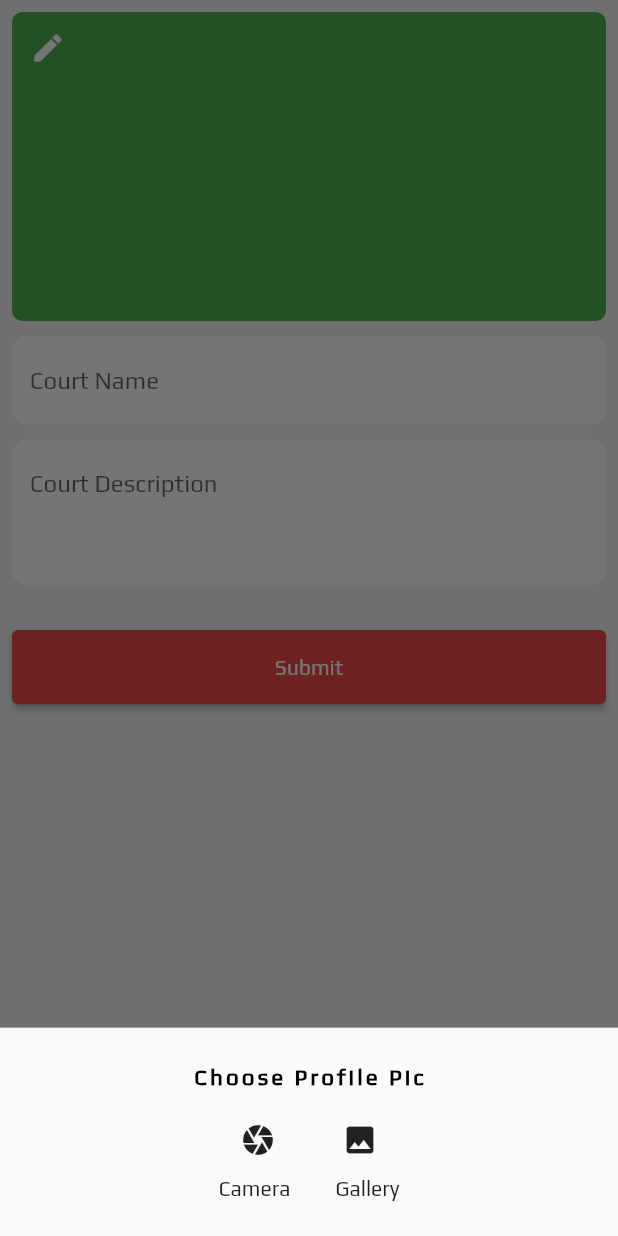
After one commit to muhammednasrudheencn/Dream_Sports_Manual, a Flutter app: the screen it shows after launch, after a tap on "Continue", after a tap on the "edit" icon, on a phone screen of 412 x 824 dp. The commit adds this screen. Run offline on Flutter 3.47's test engine with Material 2 defaults, Android fonts, the phone set to English and light mode, and no system bars; our stand-ins replace firebase_auth, firebase_core, image_picker, intl_phone_field, pinput; accounts and stored records are empty.

Commit message:
second day

```diff
--- a/lib/screens/home/screen_home.dart
+++ /dev/null
@@ -1,13 +0,0 @@
-import 'package:dream_sports_turf_owner/constants/colors.dart';
-import 'package:flutter/material.dart';
-
-class HomeScreen extends StatelessWidget {
-  const HomeScreen({super.key});
-
-  @override
-  Widget build(BuildContext context) {
-    return const Scaffold(
-      backgroundColor: homecolor,
-    );
-  }
-}
--- /dev/null
+++ b/lib/screens/home/screen_turf_add.dart
@@ -0,0 +1,163 @@
+import 'package:dream_sports_turf_owner/constants/colors.dart';
+import 'package:dream_sports_turf_owner/widgets/const_widget.dart';
+import 'package:image_picker/image_picker.dart';
+import 'package:flutter/material.dart';
+
+class TurfAddingScreen extends StatelessWidget {
+  const TurfAddingScreen({Key? key}) : super(key: key);
+
+  @override
+  Widget build(BuildContext context) {
+    final mediaquery = MediaQuery.of(context).size;
+    return Scaffold(
+      backgroundColor: const Color.fromARGB(255, 243, 242, 242),
+      body: SafeArea(
+        child: Padding(
+          padding: const EdgeInsets.all(8.0),
+          child: Column(
+            children: [
+              Stack(children: [
+                Container(
+                  width: mediaquery.width,
+                  height: mediaquery.height * 0.25,
+                  decoration: const BoxDecoration(
+                    color: Colors.green,
+                    borderRadius: BorderRadius.all(Radius.circular(7)),
+                  ),
+                ),
+                IconButton(
+                  onPressed: () {
+                    showModalBottomSheet(
+                      context: context,
+                      builder: (context) =>
+                          imgbottom(height: mediaquery.height * 0.12),
+                    );
+                  },
+                  icon: const Icon(
+                    Icons.edit,
+                    color: whiteback,
+                  ),
+                )
+              ]),
+              const SizedBox(height: 10), // Add appropriate spacing
+              TextFormField(
+                decoration: const InputDecoration(
+                  filled: true,
+                  fillColor: whiteback,
+                  enabledBorder: OutlineInputBorder(
+                    borderSide: BorderSide(color: whiteback),
+                    borderRadius: BorderRadius.all(Radius.circular(10)),
+                  ),
+                  focusedBorder: OutlineInputBorder(
+                    borderSide: BorderSide(color: homecolor),
+                    borderRadius: BorderRadius.all(Radius.circular(10)),
+                  ),
+                  hintText: 'Court Name',
+                ),
+                //controller: controller,
+                validator: (value) {
+                  if (value == null || value.isEmpty) {
+                    return 'Please Enter Court Name';
+                  } else {
+                    return null;
+                  }
+                },
+              ),
+              const SizedBox(height: 10), // Add appropriate spacing
+              TextFormField(
+                minLines: 3,
+                maxLines: 5,
+                decoration: const InputDecoration(
+                  filled: true,
+                  fillColor: whiteback,
+                  enabledBorder: OutlineInputBorder(
+                    borderSide: BorderSide(color: whiteback),
+                    borderRadius: BorderRadius.all(Radius.circular(10)),
+                  ),
+                  focusedBorder: OutlineInputBorder(
+                    borderSide: BorderSide(color: homecolor),
+                    borderRadius: BorderRadius.all(Radius.circular(10)),
+                  ),
+                  hintText: 'Court Description', // Change the hint text
+                ),
+                //controller: controller,
+                validator: (value) {
+                  if (value == null || value.isEmpty) {
+                    return 'Please Enter Court Description'; // Update the validation message
+                  } else {
+                    return null;
+                  }
+                },
+              ),
+              const SizedBox(height: 30),
+              ElevatedButton(
+                onPressed: () async {
+                  // Handle the selected image from the camera here
+                },
+                style: ElevatedButton.styleFrom(
+                    backgroundColor: homecolor,
+                    fixedSize:
+                        Size(mediaquery.width, mediaquery.height * 0.06)),
+                child: const Text('Submit'),
+              )
+            ],
+          ),
+        ),
+      ),
+    );
+  }
+
+  getimage({required ImageSource sorce}) async {
+    final imagePicker = ImagePicker();
+    final pickedImage = await imagePicker.pickImage(source: sorce);
+  }
+
+  imgbottom({var width, var height}) {
+    return Padding(
+      padding: const EdgeInsets.all(.0),
+      child: Container(
+        width: width,
+        height: height,
+        margin: const EdgeInsets.all(20),
+        child: Column(
+          mainAxisAlignment: MainAxisAlignment.center,
+          children: <Widget>[
+            Row(
+              mainAxisAlignment: MainAxisAlignment.center,
+              children: [
+                fieldtext('Choose Profile Pic'),
+              ],
+            ),
+            const SizedBox(height: 10),
+            Row(
+              mainAxisAlignment: MainAxisAlignment.center,
+              children: <Widget>[
+                IconButton(
+                  onPressed: () {
+                    getimage(sorce: ImageSource.camera);
+                  },
+                  icon: const Icon(Icons.camera),
+                ),
+                const SizedBox(width: 20),
+                IconButton(
+                  onPressed: () {
+                    getimage(sorce: ImageSource.gallery);
+                  },
+                  icon: const Icon(Icons.image),
+                )
+              ],
+            ),
+            const Row(
+              mainAxisAlignment: MainAxisAlignment.center,
+              children: <Widget>[
+                Text('Camera'),
+                SizedBox(width: 30),
+                Text('Gallery'),
+              ],
+            )
+          ],
+        ),
+      ),
+    );
+  }
+}
--- a/lib/screens/registeration/screen_login.dart
+++ b/lib/screens/registeration/screen_login.dart
@@ -1,5 +1,5 @@
 import 'package:dream_sports_turf_owner/constants/colors.dart';
-import 'package:dream_sports_turf_owner/screens/home/screen_home.dart';
+import 'package:dream_sports_turf_owner/screens/home/screen_turf_add.dart';
 import 'package:dream_sports_turf_owner/widgets/const_widget.dart';
 import 'package:dream_sports_turf_owner/widgets/register_widget.dart';
 import 'package:flutter/material.dart';
@@ -54,8 +54,10 @@ class LoginScreen extends StatelessWidget {
                     fixedSize:
                         Size(mediaquery.width, mediaquery.height * 0.06)),
                 onPressed: () {
-                  Navigator.pushReplacement(context,
-                      MaterialPageRoute(builder: (ctx) => const HomeScreen()));
+                  Navigator.pushReplacement(
+                      context,
+                      MaterialPageRoute(
+                          builder: (ctx) => const TurfAddingScreen()));
                 },
                 child: const Text(
                   'Continue',
--- a/lib/screens/registeration/screen_register.dart
+++ b/lib/screens/registeration/screen_register.dart
@@ -1,5 +1,5 @@
 import 'package:dream_sports_turf_owner/constants/colors.dart';
-import 'package:dream_sports_turf_owner/screens/home/screen_home.dart';
+import 'package:dream_sports_turf_owner/screens/home/screen_turf_add.dart';
 import 'package:dream_sports_turf_owner/widgets/register_widget.dart';
 import 'package:flutter/material.dart';
 
@@ -14,6 +14,7 @@ class RegisterScreen extends StatelessWidget {
     TextEditingController courtnamecontroller = TextEditingController();
     TextEditingController locationcontroller = TextEditingController();
     TextEditingController discriptioncontroller = TextEditingController();
+    final formkey = GlobalKey<FormState>();
     final mediaquery = MediaQuery.of(context).size;
     return Scaffold(
       backgroundColor: const Color.fromARGB(255, 243, 242, 242),
@@ -22,27 +23,45 @@ class RegisterScreen extends StatelessWidget {
         child: Padding(
           padding: const EdgeInsets.all(10.0),
           child: SingleChildScrollView(
+            child: Form(
+              key: formkey,
               child: Column(
                 children: [
                   Image(
                     image: const AssetImage(logo),
                     width: mediaquery.width * 0.6,
                   ),
-                textfield1(controller: usernamecontroller, hint: 'User Name'),
+                  textfield1(
+                      controller: usernamecontroller,
+                      hint: 'User Name',
+                      rtprint: 'Please Enter Your Name'),
                   sheight,
-                textfield1(controller: phonecontroller, hint: 'Phone'),
+                  textfield1(
+                      controller: phonecontroller,
+                      hint: 'Phone',
+                      rtprint: 'Please Enter Phone NUmber'),
                   sheight,
-                textfield1(controller: emailcontroller, hint: 'Email'),
+                  textfield1(
+                      controller: emailcontroller,
+                      hint: 'Email',
+                      rtprint: 'Please Enter Email'),
                   sheight,
-                textfield1(controller: courtnamecontroller, hint: 'Court Name'),
+                  textfield1(
+                      controller: courtnamecontroller,
+                      hint: 'Court Name',
+                      rtprint: 'Please Enter Court Name'),
                   sheight,
-                textfield1(controller: locationcontroller, hint: 'Location'),
+                  textfield1(
+                      controller: locationcontroller,
+                      hint: 'Location',
+                      rtprint: 'Please Enter Location'),
                   sheight,
                   textfielddiscription(
                       controller: discriptioncontroller,
                       hint: 'discription',
                       width: mediaquery.width,
-                    height: mediaquery.height * 0.20),
+                      height: mediaquery.height * 0.20,
+                      rtprint: 'Please Take Discription'),
                   const SizedBox(height: 20),
                   ElevatedButton(
                     style: ElevatedButton.styleFrom(
@@ -53,7 +72,7 @@ class RegisterScreen extends StatelessWidget {
                       Navigator.pushReplacement(
                           context,
                           MaterialPageRoute(
-                            builder: (ctx) => const HomeScreen()));
+                              builder: (ctx) => const TurfAddingScreen()));
                     },
                     child: const Text(
                       'Continue',
@@ -65,6 +84,7 @@ class RegisterScreen extends StatelessWidget {
               ),
             ),
           ),
+        ),
       )),
     );
   }
--- a/lib/widgets/const_widget.dart
+++ b/lib/widgets/const_widget.dart
@@ -1,3 +1,4 @@
+import 'package:dream_sports_turf_owner/constants/colors.dart';
 import 'package:flutter/material.dart';
 
 Widget fieldtext(String childtext) {
@@ -5,7 +6,10 @@ Widget fieldtext(String childtext) {
     alignment: Alignment.centerLeft,
     child: Text(childtext,
         style: const TextStyle(
-            fontWeight: FontWeight.bold, fontSize: 15, letterSpacing: 2)),
+            fontWeight: FontWeight.bold,
+            fontSize: 15,
+            letterSpacing: 2,
+            color: blackback)),
   );
 }
 
--- a/lib/widgets/register_widget.dart
+++ b/lib/widgets/register_widget.dart
@@ -5,8 +5,9 @@ Widget textfield1({
   required TextEditingController controller,
   Icon? preicon,
   required String? hint,
+  var rtprint,
 }) {
-  return TextField(
+  return TextFormField(
     decoration: InputDecoration(
         filled: true,
         fillColor: whiteback,
@@ -19,17 +20,27 @@ Widget textfield1({
         prefixIcon: preicon,
         hintText: hint),
     controller: controller,
+    validator: (value) {
+      if (value == null || value.isEmpty) {
+        return rtprint;
+      } else {
+        return null;
+      }
+    },
   );
 }
 
-Widget textfielddiscription({
-  required TextEditingController controller,
+Widget textfielddiscription(
+    {required TextEditingController controller,
     Icon? preicon,
     required String? hint,
     var width,
     var height,
-}) {
-  return TextField(
+    var rtprint,
+    GlobalKey? formkey}) {
+  return Form(
+    key: formkey,
+    child: TextFormField(
         minLines: 2,
         maxLines: 3,
         decoration: InputDecoration(
@@ -45,5 +56,12 @@ Widget textfielddiscription({
           hintText: hint,
         ),
         controller: controller,
+        validator: (value) {
+          if (value == null || value.isEmpty) {
+            return rtprint;
+          } else {
+            return null;
+          }
+        }),
   );
 }
--- a/pubspec.yaml
+++ b/pubspec.yaml
@@ -40,6 +40,8 @@ dependencies:
   firebase_core: ^2.15.1
   firebase_auth: ^4.8.0
   pinput: ^3.0.1
+  image_picker: ^1.0.4
+  firebase_storage: ^11.2.8
 
 dev_dependencies:
   flutter_test:
```
Also changed, not shown: pubspec.lock, 6 other files. Lines whose indentation alone changed are shown as unchanged.
